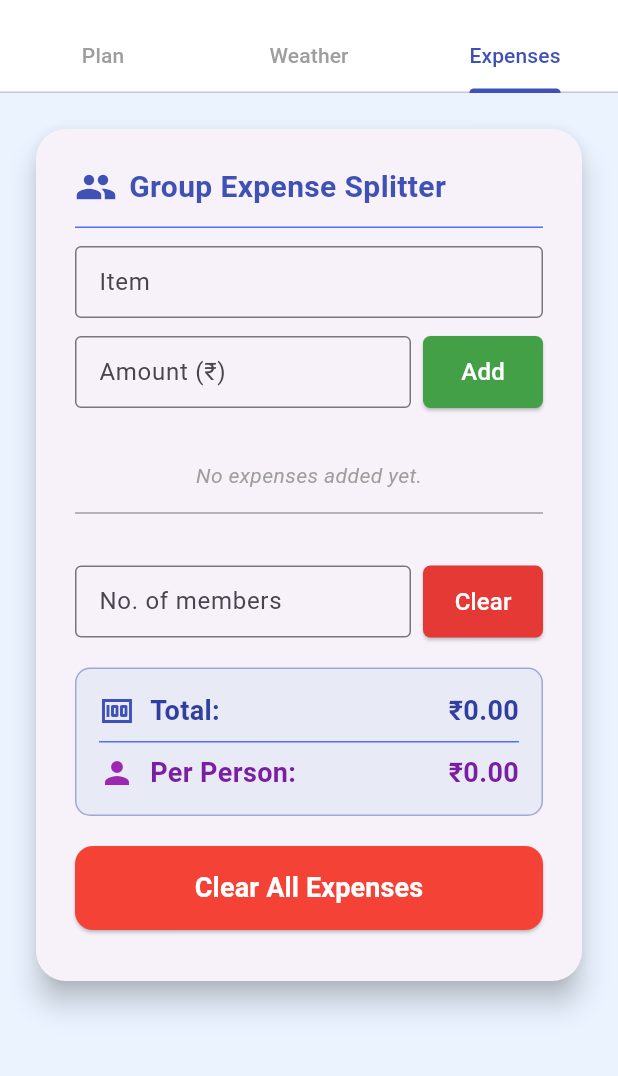
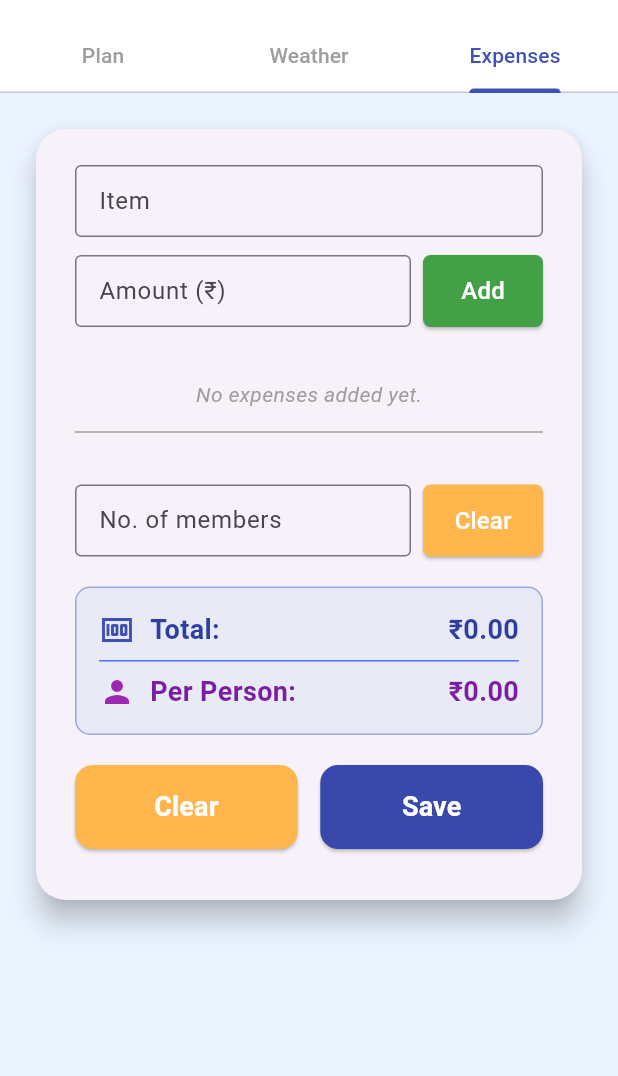
Before and after one commit to itsvishwasj/smart_travel_app, a Flutter app: the screen it shows after launch, tab 3 chosen, on a phone screen of 412 x 824 dp, the part 63-1139 px from its top. Run offline on Flutter 3.47's test engine with Material 3 defaults, Android fonts, the phone set to English and light mode, and no system bars.

Commit message:
Updated buttons

```diff
--- a/lib/expense_tab.dart
+++ b/lib/expense_tab.dart
@@ -19,6 +19,18 @@ class _ExpenseTabState extends State<ExpenseTab> {
   final TextEditingController _amountController = TextEditingController();
   final TextEditingController _membersController = TextEditingController();
 
+  // Color Definitions and Save Function
+  final Color _peachColor = Colors.orange.shade300;
+  final Color _indigoColor = Colors.indigo.shade600;
+
+  void _saveExpenses() {
+    ScaffoldMessenger.of(context).showSnackBar(
+      const SnackBar(content: Text("Expenses saved (Placeholder action).")),
+    );
+  }
+
+  // --- Logic Functions ---
+
   // State variables
   List<ExpenseItem> _expenses = [];
 
@@ -39,8 +51,6 @@ class _ExpenseTabState extends State<ExpenseTab> {
     _membersController.dispose();
     super.dispose();
   }
-
-  // --- Logic Functions ---
 
   void _handleMemberInputChange() {
     final text = _membersController.text.trim();
@@ -242,7 +252,7 @@ class _ExpenseTabState extends State<ExpenseTab> {
                 child: ElevatedButton(
                   onPressed: _resetExpenses,
                   style: ElevatedButton.styleFrom(
-                    backgroundColor: Colors.red.shade600,
+                    backgroundColor: _peachColor, // Changed to Peach color,
                     foregroundColor: Colors.white,
                     shape: RoundedRectangleBorder(borderRadius: BorderRadius.circular(5)),
                     padding: EdgeInsets.zero,
@@ -305,21 +315,45 @@ class _ExpenseTabState extends State<ExpenseTab> {
             ),
           ),
           const SizedBox(height: 20),
-          // Clear All Button
+          // Two-Button Row (Clear and Save)
           SizedBox(
             width: double.infinity,
+            child: Row(
+              children: [
+                // Clear Button (Peach)
+                Expanded(
                   child: ElevatedButton(
                     onPressed: _resetExpenses,
                     style: ElevatedButton.styleFrom(
-                backgroundColor: Colors.red,
+                      backgroundColor: _peachColor, // Peach color
                       foregroundColor: Colors.white,
                       padding: const EdgeInsets.symmetric(vertical: 15),
                       shape: RoundedRectangleBorder(borderRadius: BorderRadius.circular(12)),
                     ),
                     child: const Text(
-                "Clear All Expenses",
+                      "Clear",
                       style: TextStyle(fontSize: 18, fontWeight: FontWeight.w600),
                     ),
+                  ),
+                ),
+                const SizedBox(width: 15), // Spacer
+                // Save Button (Indigo)
+                Expanded(
+                  child: ElevatedButton(
+                    onPressed: _saveExpenses, // Save function
+                    style: ElevatedButton.styleFrom(
+                      backgroundColor: _indigoColor, // Indigo color
+                      foregroundColor: Colors.white,
+                      padding: const EdgeInsets.symmetric(vertical: 15),
+                      shape: RoundedRectangleBorder(borderRadius: BorderRadius.circular(12)),
+                    ),
+                    child: const Text(
+                      "Save",
+                      style: TextStyle(fontSize: 18, fontWeight: FontWeight.w600),
+                    ),
+                  ),
+                ),
+              ],
             ),
           ),
         ],
@@ -341,21 +375,8 @@ class _ExpenseTabState extends State<ExpenseTab> {
             child: Column(
               crossAxisAlignment: CrossAxisAlignment.start,
               children: [
-                const Row(
-                  children: [
-                    Icon(Icons.group, color: Colors.indigo, size: 28),
-                    SizedBox(width: 8),
-                    Text(
-                      "Group Expense Splitter",
-                      style: TextStyle(
-                        fontSize: 20,
-                        fontWeight: FontWeight.bold,
-                        color: Colors.indigo,
-                      ),
-                    ),
-                  ],
-                ),
-                const Divider(color: Colors.indigoAccent, height: 25),
+                // The 'Row' and 'Divider' for the header have been removed.
+
                 _buildInputSection(),
                 const SizedBox(height: 15),
 
```
Also changed, not shown: lib/main.dart (+66 -7 lines), lib/weather_screen.dart (+8 -4 lines). Lines whose indentation alone changed are shown as unchanged.
